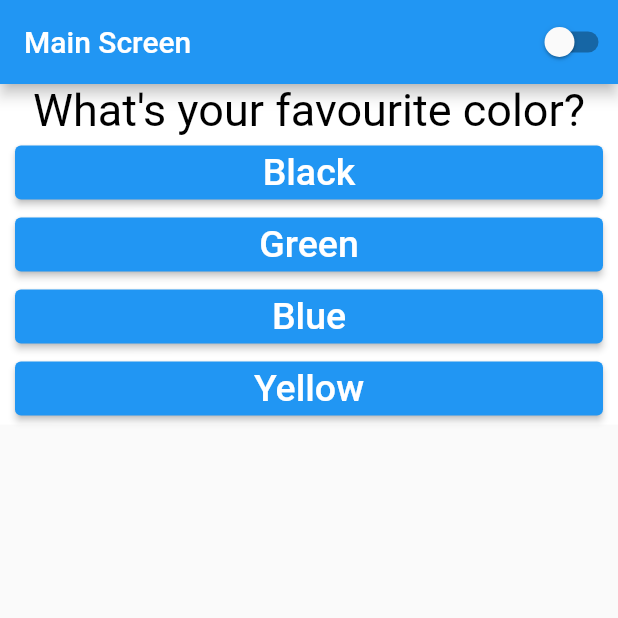
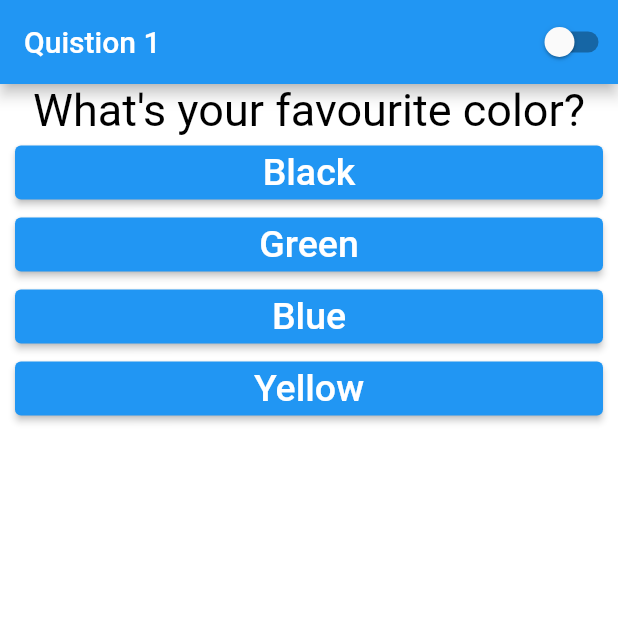
Before and after one commit to ziadHesham1/quiz-app-flutter-mobile-application, a Flutter app: the screen it shows after launch, after a tap on the "arrow back" icon, on a phone screen of 412 x 824 dp, the top half of it. Run offline on Flutter 3.47's test engine with Material 2 defaults, Android fonts, the light colour scheme and no system bars.

Commit message:
dark mode

```diff
--- a/lib/mainscreen.dart
+++ b/lib/mainscreen.dart
@@ -41,7 +41,7 @@
 
   void goBack() {
     setState(() {
-      if (questionIndex >= 0) {
+      if (questionIndex > 0) {
         questionIndex--;
         int lastScore = scoreStack.pop();
         totalScore -= lastScore;
@@ -97,16 +97,21 @@
   Widget build(BuildContext context) {
     return Scaffold(
       appBar: AppBar(
-        title: const Text("Main Screen"),
-        actions: [Switch(value: isSwitched, onChanged: (themeSwitch))],
+        title:  questionIndex < questions.length?Text("Quistion ${questionIndex+1}"):const Text("Result"),
+        actions: [
+          Switch(
+            value: isSwitched,
+            onChanged: (themeSwitch),
+            activeColor: whiteColor,
           ),
-      body: Column(
-
+        ],
+      ),
+      body: Container(
+        height: double.infinity,
+        color: backgroundColor,
+        child: Column(
           children: [
-
             Container(
-            color: backgroundColor,
-
               child: questionIndex < questions.length
                   ? Quiz(questions, questionIndex, answerQuestion)
                   : Result(resetQuiz, totalScore),
@@ -115,6 +120,7 @@
             // Test(totalScore, questionIndex, scoreStack.getAllValues()),
           ],
         ),
+      ),
       floatingActionButton: FloatingActionButton(
         onPressed: goBack,
         child: const Icon(Icons.arrow_back),
--- a/lib/mystack.dart
+++ b/lib/mystack.dart
@@ -9,12 +9,8 @@
 
   T? pop() {
     final last = q.last;
-    if (!last.empty()) {
-      q.removeLast();
+     q.removeLast();
       return last;
-    } else {
-      return null;
-    }
   }
 
   String getAllValues() {
--- a/lib/question.dart
+++ b/lib/question.dart
@@ -9,7 +9,7 @@
   Widget build(BuildContext context) {
     return Text(
       questionText,
-      style: TextStyle(fontSize: 30, color: textColor),
+      style: TextStyle(fontSize: 30, color: textColor,),textAlign:TextAlign.center ,
     );
   }
 }
--- a/lib/result.dart
+++ b/lib/result.dart
@@ -1,4 +1,5 @@
 import 'package:flutter/material.dart';
+import 'package:quiz/mainscreen.dart';
 
 class Result extends StatelessWidget {
   const Result(this.resetQuiz, this.tScore, {super.key});
@@ -13,13 +14,14 @@
         children: [
           Text(
             '$tScore',
-            style: const TextStyle(fontSize: 30),
+            style:  TextStyle(fontSize: 30,color: textColor),
           ),
           ElevatedButton(
             onPressed: resetQuiz,
-            child: const Text(
+            child:  const Text(
               'restart the quiz',
               style: TextStyle(fontSize: 25),
+
             ),
           )
         ],
```
Also changed, not shown: lib/test.dart (+6 -6 lines), pubspec.yaml (+5 -13 lines), images/quiz-app-icon.jpg (added), lib/quiz.dart (line endings or trailing spaces), pubspec.lock. Lines whose indentation alone changed are shown as unchanged.
